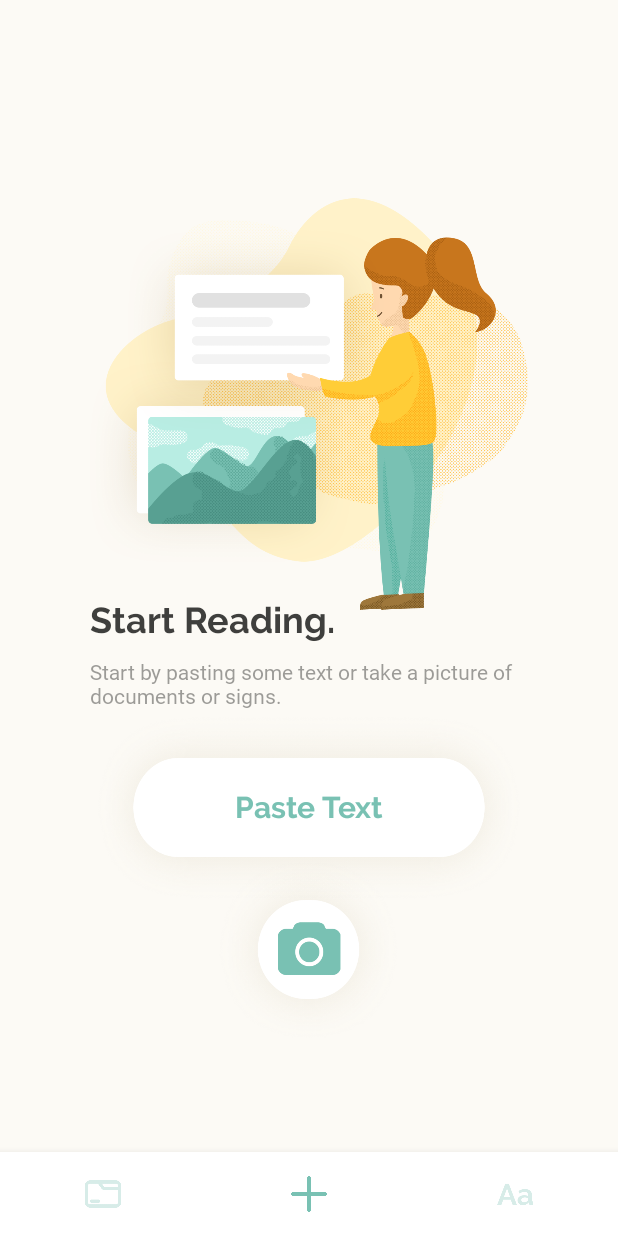
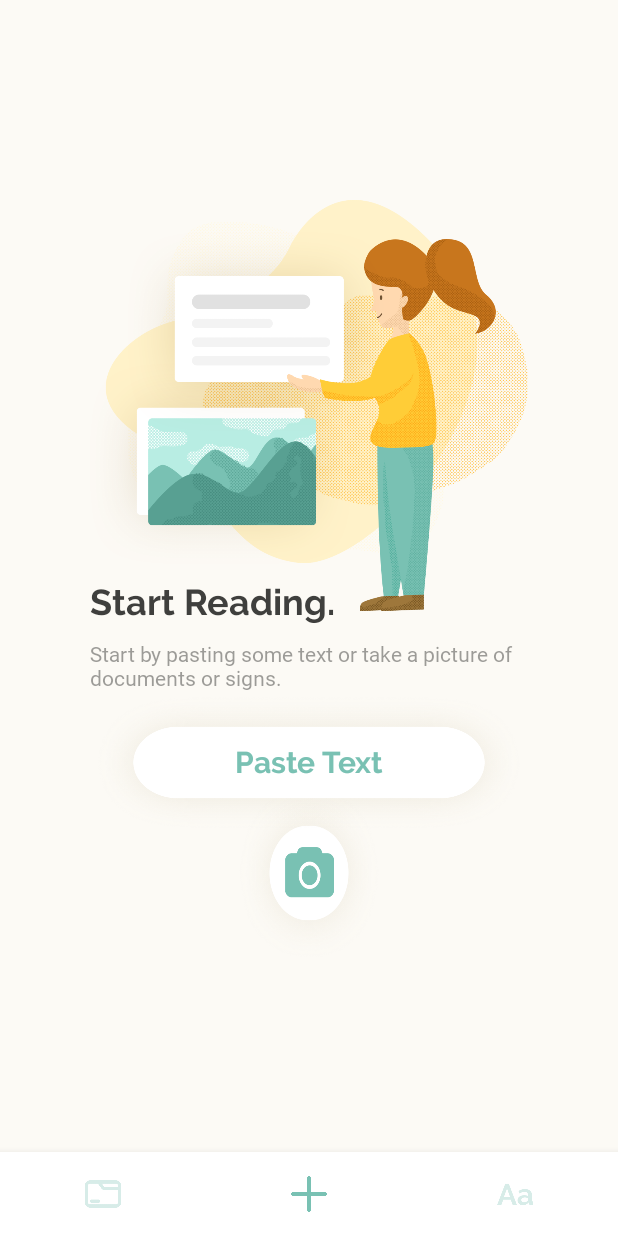
Before and after one commit to putrikarunia/clarity, an Android app: the screen it shows after launch (MainActivity), on a phone screen of 412 x 824 dp. Run offline under Robolectric (Android 15) with nearby library versions, the phone set to English and light mode, and no system bars; libraries missing offline, so code that uses them is left out: com.theartofdev.edmodo; Roboto replaces fonts that are not available here; 1 statement that could not run was skipped.

Commit message:
"Add screen" modifications for smaller phone size
Makes it so the camera button isn't squished

```diff
--- a/app/src/main/res/layout/fragment_add.xml
+++ b/app/src/main/res/layout/fragment_add.xml
@@ -16,7 +16,8 @@
         <ImageView
             android:id="@+id/main_image"
             android:layout_width="match_parent"
-            android:layout_height="400dp"
+            android:layout_height="374dp"
+            android:layout_marginTop="-35dp"
             android:src="@drawable/main_image" />
 
         <TextView
@@ -43,10 +44,10 @@
 
         <Button
             android:id="@+id/paste_text"
-            android:layout_width="300dp"
-            android:layout_height="130dp"
-            android:layout_below="@id/main_text_subtitle"
-            android:layout_centerHorizontal="true"
+            android:layout_width="match_parent"
+            android:layout_height="94dp"
+            android:layout_alignParentStart="true"
+            android:layout_below="@+id/main_text_subtitle"
             android:background="@drawable/paste_button_bg"
             android:fontFamily="@font/raleway_bold"
             android:text="Paste Text"
@@ -56,10 +57,11 @@
 
         <ImageButton
             android:id="@+id/use_cam"
-            android:layout_width="130dp"
-            android:layout_height="130dp"
+            android:layout_width="101dp"
+            android:layout_height="124dp"
             android:layout_below="@+id/paste_text"
             android:layout_centerHorizontal="true"
+            android:layout_marginBottom="5dp"
             android:layout_marginTop="-35dp"
             android:background="@drawable/use_cam" />
 
```
